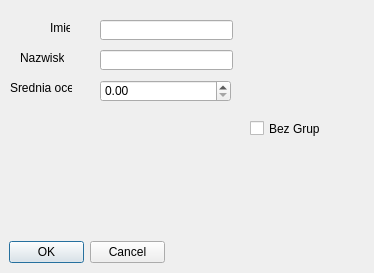
Above: dodaj_dialog.ui from IPP-Projekt/Uczelnia_z_bibloteka_klas before the change. Below: the same form after it.
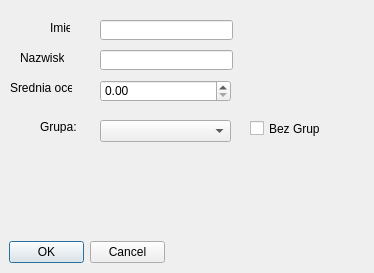
That is the form after the change.

The edit to the form file:
```diff
--- a/dodaj_dialog.ui
+++ b/dodaj_dialog.ui
@@ -117,6 +117,42 @@
     <string>Bez Grupy</string>
    </property>
   </widget>
+  <widget class="QLabel" name="labelGrupa">
+   <property name="geometry">
+    <rect>
+     <x>40</x>
+     <y>150</y>
+     <width>301</width>
+     <height>20</height>
+    </rect>
+   </property>
+   <property name="text">
+    <string/>
+   </property>
+  </widget>
+  <widget class="QLabel" name="label_4">
+   <property name="geometry">
+    <rect>
+     <x>40</x>
+     <y>120</y>
+     <width>47</width>
+     <height>13</height>
+    </rect>
+   </property>
+   <property name="text">
+    <string>Grupa:</string>
+   </property>
+  </widget>
+  <widget class="QComboBox" name="comboBox">
+   <property name="geometry">
+    <rect>
+     <x>100</x>
+     <y>120</y>
+     <width>131</width>
+     <height>22</height>
+    </rect>
+   </property>
+  </widget>
  </widget>
  <resources/>
  <connections>
```
